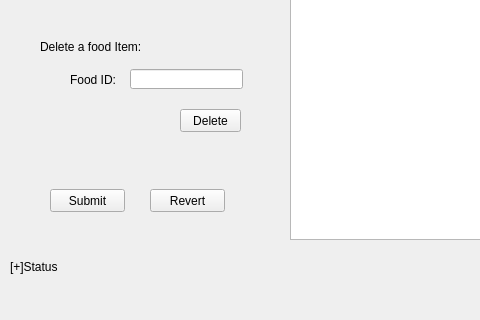
The window that European-Vacation-Program/editwindow.ui (AaronGeesink/CS1D-European-Vacation-Project) describes before a commit, drawn with Qt 5; both pictures show x 0 to 480 and y 411 to 731 of the 1201 by 731 pixel window.
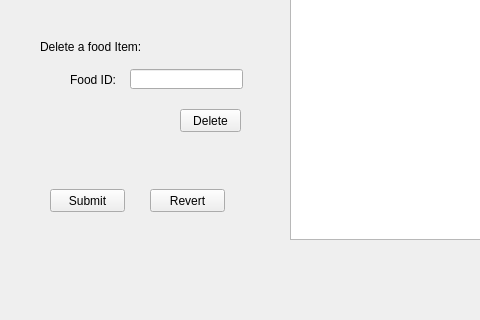
The same window after the commit.

```diff
--- a/European-Vacation-Program/editwindow.ui
+++ b/European-Vacation-Program/editwindow.ui
@@ -137,19 +137,6 @@
     <string>Delete a food Item:</string>
    </property>
   </widget>
-  <widget class="QLabel" name="statusLabel">
-   <property name="geometry">
-    <rect>
-     <x>10</x>
-     <y>670</y>
-     <width>261</width>
-     <height>16</height>
-    </rect>
-   </property>
-   <property name="text">
-    <string>[+]Status</string>
-   </property>
-  </widget>
   <widget class="QComboBox" name="cityComboBox">
    <property name="geometry">
     <rect>
```
